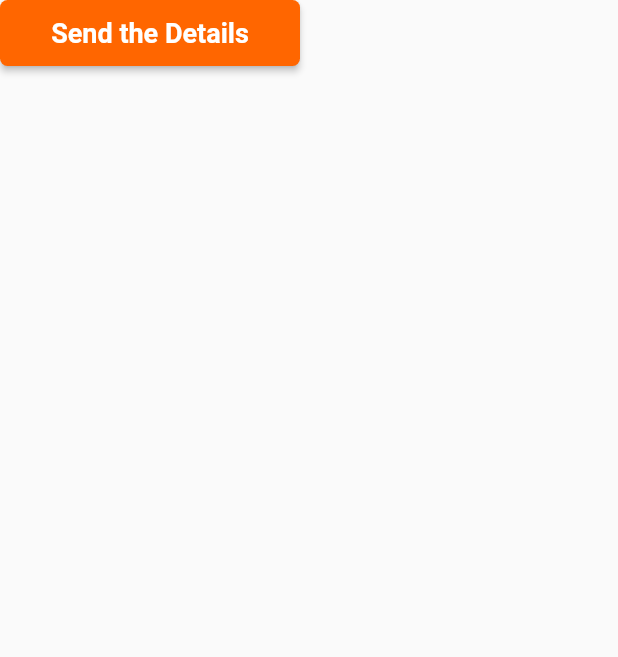
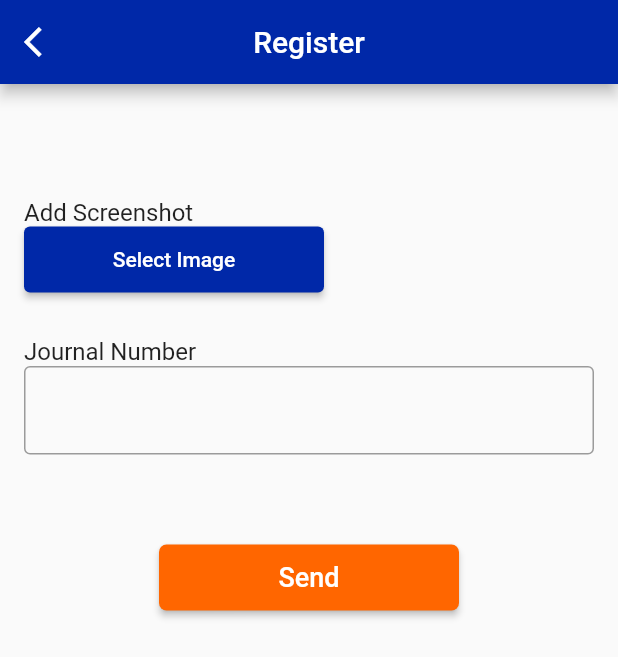
Before and after one commit to JigmePwangyel/Semester-Registration-App, a Flutter app: the Button widget shown alone on an empty page, opened directly, after a tap on "Send the Details", on a phone screen of 412 x 824 dp. Shown: the top 657 px of the screen. Run offline on Flutter 3.47's test engine with Material 2 defaults, Android fonts, the phone set to English and light mode, and no system bars; our stand-ins replace image_picker; missing offline and left inert: autocomplete_textfield; network calls fail.

Commit message:
added send-payment detail and success dialog box

```diff
--- a/lib/pages/add_module.dart
+++ b/lib/pages/add_module.dart
@@ -8,7 +8,7 @@ class AddModule extends StatelessWidget {
   Widget build(BuildContext context) {
     return Scaffold(
       appBar: AppBar(
-         title: const Text("Register"),
+        title: const Text("Register"),
         centerTitle: true,
         backgroundColor: const Color.fromRGBO(0, 40, 168, 1),
         leading: IconButton(
@@ -39,9 +39,32 @@ class _MyCustomFormState extends State<MyCustomForm> {
   bool isInvalid = false; // Added isInvalid variable
 
   final Map<String, String> moduleMap = {
-    "Human Computer Interaction": "CTE307",
-    "Advanced Web Technology": "CTE306",
-    "Mobile Application Development": "CTE308",
+    //civil first year
+    "Calculus and Infinite Series": "MAT101",
+    "Introduction to Programming": "CPL101",
+    "Engineering Physics-I": "PHY101",
+    "Engineering Chemistry": "CHE101",
+    "Engineering Graphics": "EGP101",
+    //civil second year
+    "Engineering Mathematics-III": "MAT204",
+    "Fluid Mechanics": "FMH201",
+    "Principles of Surveying-I": "SUR201",
+    "Strength of Materials": "TSM202",
+    "Building Drawing": "BPD202",
+    //civil third year
+    "Enterpreneurship": "EDP101",
+    "Introduction to Research": "PRW301",
+    "Design of Steel Structure-I": "DOS301",
+    "Hydrology": "EVE301",
+    "Structural Mechanics-II": "TSM304",
+    "Soil Mechanics": "FED301",
+    //civil fourth year
+    "Design of Concrete Structures-II": "DOS404",
+    "Hydraulics Structures & Water Power Engineering": "FMH403",
+    "Environmental Engineering-II": "EVE403",
+    "Estimating Costing and Tendering": "BPD403",
+    "Highway Engineering": "HWE401",
+    //"":"",
   };
 
   @override
@@ -98,7 +121,7 @@ class _MyCustomFormState extends State<MyCustomForm> {
           Center(
             child: SizedBox(
               width: 105,
-              height: 45,
+              height: 44,
               child: ElevatedButton(
                 onPressed: () {
                   if (!isInputValid()) {
@@ -131,8 +154,10 @@ class _MyCustomFormState extends State<MyCustomForm> {
   bool isInputValid() {
     return !isInvalid &&
         isSuggestionValid(moduleNameController.text, moduleMap.keys.toList()) &&
-        isSuggestionValid(moduleCodeController.text, moduleMap.values.toList()) &&
-        isSuggestionValid(statusController.text, ["First Repeat", "Second Repeat"]);
+        isSuggestionValid(
+            moduleCodeController.text, moduleMap.values.toList()) &&
+        isSuggestionValid(
+            statusController.text, ["First Repeat", "Second Repeat"]);
   }
 
   bool isSuggestionValid(String input, List<String> suggestions) {
@@ -166,7 +191,8 @@ class _MyCustomFormState extends State<MyCustomForm> {
           },
           itemSubmitted: (item) {
             controller.text = item;
-            isInvalid = false; // Reset isInvalid when a valid suggestion is selected
+            isInvalid =
+                false; // Reset isInvalid when a valid suggestion is selected
             if (onChanged != null) {
               onChanged(item);
             }
--- a/lib/pages/payment_section.dart
+++ b/lib/pages/payment_section.dart
@@ -1,17 +1,5 @@
 import 'package:flutter/material.dart';
-
-void main() {
-  runApp(MyApp());
-}
-
-class MyApp extends StatelessWidget {
-  @override
-  Widget build(BuildContext context) {
-    return const MaterialApp(
-      home: PaymentSection(),
-    );
-  }
-}
+import 'package:semester_registration_app/pages/send-paymentinfo.dart';
 
 class PaymentSection extends StatelessWidget {
   const PaymentSection({super.key});
@@ -30,16 +18,19 @@ class PaymentSection extends StatelessWidget {
     );
   }
 }
+
 class CardContainer1 extends StatelessWidget {
   @override
   Widget build(BuildContext context) {
     return Container(
-      margin: const EdgeInsets.only(top: 50), // Add space between AppBar and Card
+      margin:
+          const EdgeInsets.only(top: 50), // Add space between AppBar and Card
       child: Card(
         child: Column(
           children: [
             Container(
-              padding: const EdgeInsets.all(0), // Add padding to the Download content
+              padding: const EdgeInsets.all(
+                  0), // Add padding to the Download content
               child: Download(),
             ),
             DisplayFees(),
@@ -143,6 +134,10 @@ class Button extends StatelessWidget {
       child: ElevatedButton(
         onPressed: () {
           // Button Clicked Action
+          Navigator.push(
+            context,
+            MaterialPageRoute(builder: (context) => SendPaymentInfo()),
+          );
         },
         style: ButtonStyle(
           backgroundColor: MaterialStateProperty.all<Color>(
@@ -163,7 +158,11 @@ class Button extends StatelessWidget {
           ),
         ),
       ),
-
     );
   }
 }
+void main() {
+  runApp(const MaterialApp(
+    home: PaymentSection(),
+  ));
+}
--- a/lib/pages/repeat_module.dart
+++ b/lib/pages/repeat_module.dart
@@ -83,7 +83,7 @@ class _RepeatModuleState extends State<RepeatModule> {
               Center(
                 child: SizedBox(
                   width: 105,
-                  height: 45,
+                  height: 44,
                   child: ElevatedButton(
                     onPressed: () {
                       Navigator.push(
--- /dev/null
+++ b/lib/pages/send-paymentinfo.dart
@@ -0,0 +1,217 @@
+import 'package:flutter/material.dart';
+import 'package:image_picker/image_picker.dart';
+import 'dart:io';
+import 'package:semester_registration_app/pages/MyHomePage.dart';
+
+void main() {
+  runApp(const MaterialApp(
+    home: SendPaymentInfo(),
+  ));
+}
+class SendPaymentInfo extends StatelessWidget {
+  const SendPaymentInfo({Key? key}) : super(key: key);
+
+  @override
+  Widget build(BuildContext context) {
+    return Scaffold(
+      appBar: AppBar(
+        title: const Text("Register"),
+        centerTitle: true,
+        backgroundColor: const Color.fromRGBO(0, 40, 168, 1),
+        leading: IconButton(
+          icon: const Icon(Icons.arrow_back_ios),
+          onPressed: () {
+            Navigator.of(context).pop();
+          },
+        ),
+      ),
+      body: SingleChildScrollView(
+        child: MyCustomForm(),
+      ),
+    );
+  }
+}
+
+class MyCustomForm extends StatefulWidget {
+  MyCustomForm({Key? key}) : super(key: key);
+
+  @override
+  _MyCustomFormState createState() => _MyCustomFormState();
+}
+
+class _MyCustomFormState extends State<MyCustomForm> {
+  final TextEditingController moduleCodeController = TextEditingController();
+  XFile? selectedImage; // Variable to store the selected image
+  String? errorText; // Error message
+
+  Future<void> pickImage() async {
+    final imagePicker = ImagePicker();
+    final pickedImage =
+        await imagePicker.pickImage(source: ImageSource.gallery);
+    if (pickedImage != null) {
+      setState(() {
+        selectedImage = pickedImage;
+      });
+    }
+  }
+
+  // Function to show a success dialog
+  void showSuccessDialog(BuildContext context) {
+    showDialog(
+      context: context,
+      builder: (context) {
+        return AlertDialog(
+          contentPadding: const EdgeInsets.all(
+              10), // Adjust the padding to increase the dialog size
+          content: Column(
+            mainAxisSize: MainAxisSize.min,
+            children: [
+              const Icon(
+                Icons.check_circle,
+                color: Color.fromARGB(209, 74, 209, 207),
+                size: 60,
+              ),
+              const SizedBox(height: 10),
+              const Text("You Have Been Successfully Registered"),
+              const SizedBox(height: 20),
+              ElevatedButton(
+                onPressed: () {
+                  Navigator.of(context).pop(); // Close the dialog
+                  Navigator.push(
+                      context,
+                      MaterialPageRoute(
+                          builder: (context) =>
+                              MyHomePage())); // Navigate back to the home screen
+                },
+                style: ElevatedButton.styleFrom(
+                  primary: const Color.fromRGBO(255, 102, 0, 1.0),
+                ),
+                child: const Text('Back to Home'),
+              ),
+            ],
+          ),
+        );
+      },
+    );
+  }
+
+  @override
+  Widget build(BuildContext context) {
+    return Container(
+      padding: const EdgeInsets.all(16),
+      child: Column(
+        crossAxisAlignment: CrossAxisAlignment.start,
+        children: <Widget>[
+          // Image selection button
+          buildImageSelectionButton(),
+          const SizedBox(height: 20),
+          buildTextField(
+            label: 'Journal Number',
+            controller: moduleCodeController,
+          ),
+          if (errorText != null)
+            Text(
+              errorText!,
+              style: TextStyle(color: Colors.red),
+            ),
+          const SizedBox(height: 60),
+          Center(
+            child: SizedBox(
+              width: 200,
+              height: 44,
+              child: ElevatedButton(
+                onPressed: () {
+                  if (validateJournalNumber()) {
+                    // Handle the form submission here
+                    showSuccessDialog(context); // Show success dialog
+                  }
+                },
+                style: ElevatedButton.styleFrom(
+                  backgroundColor: const Color.fromRGBO(255, 102, 0, 1.0),
+                  shape: RoundedRectangleBorder(
+                    borderRadius: BorderRadius.circular(5),
+                  ),
+                ),
+                child: const Text(
+                  'Send',
+                  style: TextStyle(fontSize: 18),
+                ),
+              ),
+            ),
+          ),
+        ],
+      ),
+    );
+  }
+
+  Widget buildImageSelectionButton() {
+    return Column(
+      crossAxisAlignment: CrossAxisAlignment.start,
+      children: [
+        const SizedBox(height: 60),
+        Text('Add Screenshot', style: const TextStyle(fontSize: 16)),
+        SizedBox(
+          height: 44, // Specify the height
+          width: 200, // Specify the width
+          child: ElevatedButton(
+            onPressed: () {
+              pickImage(); // Call the function to pick an image
+            },
+            child: const Text('Select Image'),
+          ),
+        ),
+        const SizedBox(height: 10),
+        if (selectedImage != null)
+          Image.file(
+            File(selectedImage!.path),
+            height: 150,
+            width: 100,
+          ),
+      ],
+    );
+  }
+
+  Widget buildTextField({
+    required String label,
+    required TextEditingController controller,
+  }) {
+    return Column(
+      crossAxisAlignment: CrossAxisAlignment.start,
+      children: [
+        Text(label, style: const TextStyle(fontSize: 16)),
+        TextField(
+          style: const TextStyle(fontSize: 16),
+          decoration: const InputDecoration(
+            border: OutlineInputBorder(),
+          ),
+          controller: controller,
+        ),
+      ],
+    );
+  }
+
+  bool validateJournalNumber() {
+    final value = moduleCodeController.text;
+    if (value.isEmpty) {
+      setState(() {
+        errorText = 'Journal Number is required.';
+      });
+      return false;
+    } else if (int.tryParse(value) == null || value.length != 7) {
+      setState(() {
+        errorText = 'Invalid Journal Number';
+      });
+      return false;
+    } else if (selectedImage == null) {
+      setState(() {
+        errorText = 'Please select an image.';
+      });
+      return false;
+    } else {
+      setState(() {
+        errorText = null; // Clear the error message
+      });
+    }
+    return true;
+  }
+}
--- a/pubspec.yaml
+++ b/pubspec.yaml
@@ -35,6 +35,7 @@ dependencies:
   # Use with the CupertinoIcons class for iOS style icons.
   cupertino_icons: ^1.0.2
   autocomplete_textfield: ^2.0.1
+  image_picker: ^1.0.4
 
 dev_dependencies:
   flutter_test:
```
Also changed, not shown: pubspec.lock, 5 other files.
